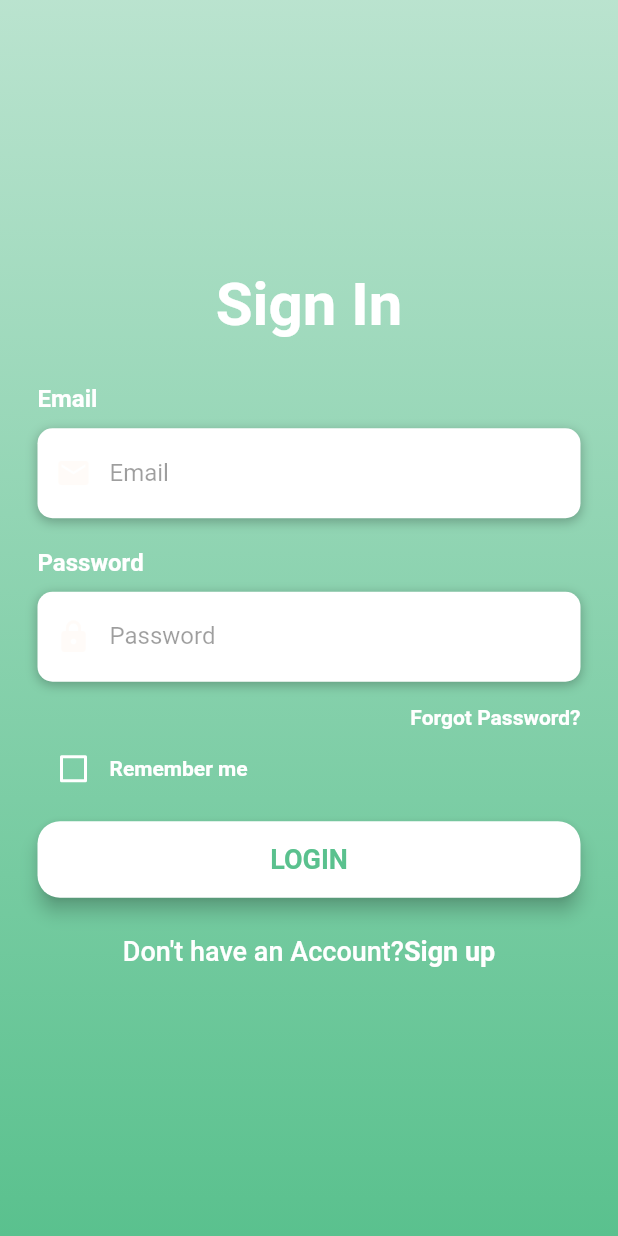
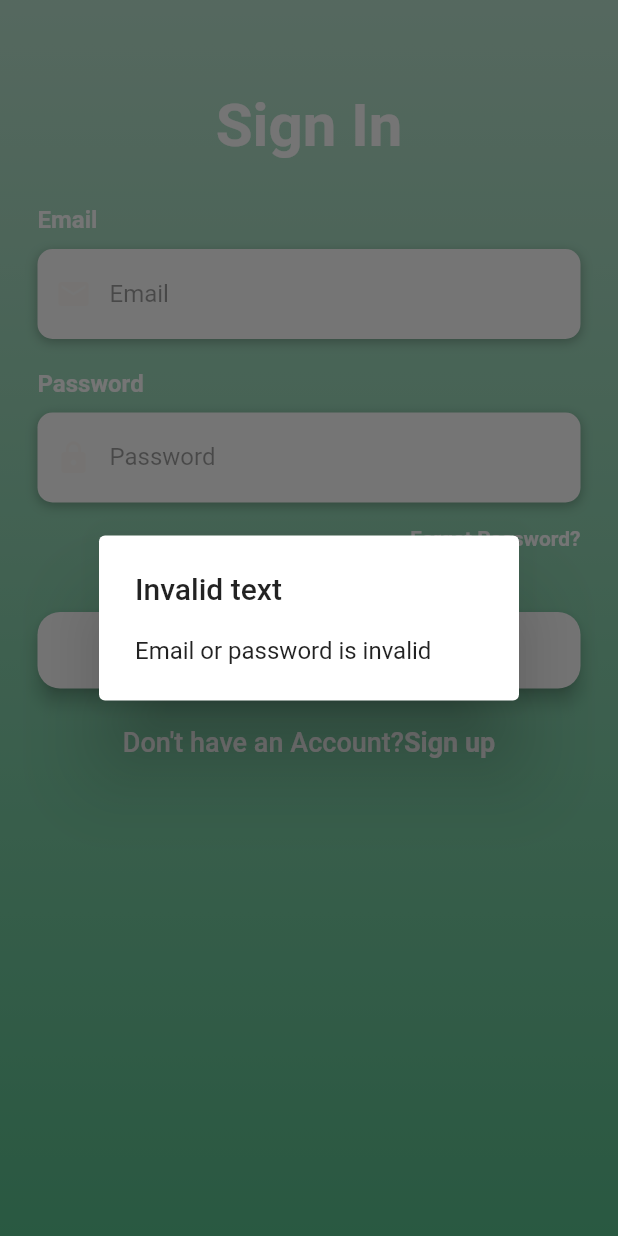
Before and after one commit to SolomonFlavius/FrigiderVirtual, a Flutter app: the screen it shows after launch, after a tap on "LOGIN", on a phone screen of 412 x 824 dp. Run offline on Flutter 3.47's test engine with Material 2 defaults, Android fonts, the phone set to English and light mode, and no system bars; our stand-ins replace cloud_firestore, firebase_auth, firebase_core, firebase_messaging, flutter_local_notifications; accounts and stored records are empty.

Commit message:
Auth Register and logout in profile

```diff
--- a/lib/auth.dart
+++ b/lib/auth.dart
@@ -1,6 +1,9 @@
 // ignore_for_file: prefer_const_constructors, deprecated_member_use
 import 'package:flutter/material.dart';
 import 'package:flutter/services.dart';
+import 'package:frigider_virtual/navbar.dart';
+import 'package:frigider_virtual/register.dart';
+import 'package:firebase_auth/firebase_auth.dart';
 
 class Auth extends StatefulWidget {
   @override
@@ -8,7 +11,13 @@ class Auth extends StatefulWidget {
 }
 
 class _AuthState extends State<Auth> {
+
+  //variabile
+  String email = '';
+  String password = '';
   bool isRememberMe = false;
+  bool emailValid = false;
+  bool passwordValid = false;
 
   Widget buildEmail() {
     return Column(
@@ -39,6 +48,12 @@ class _AuthState extends State<Auth> {
                 prefixIcon: Icon(Icons.email, color: Color(0xffac18e)),
                 hintText: 'Email',
                 hintStyle: TextStyle(color: Colors.black38)),
+                onChanged: (value) => setState(() {
+                  email = value;
+                  emailValid = RegExp(
+                      r"^[a-zA-Z0-9.a-zA-Z0-9.!#$%&'*+-/=?^_`{|}~]+@[a-zA-Z0-9]+\.[a-zA-Z]+")
+                  .hasMatch(email);
+                }),
           ),
         )
       ],
@@ -74,6 +89,10 @@ class _AuthState extends State<Auth> {
                 prefixIcon: Icon(Icons.lock, color: Color(0xffac18e)),
                 hintText: 'Password',
                 hintStyle: TextStyle(color: Colors.black38)),
+                onChanged: (value) => setState(() {
+                  password = value;
+                  passwordValid = password.length >= 8;
+                }),
           ),
         )
       ],
@@ -124,7 +143,23 @@ class _AuthState extends State<Auth> {
       width: double.infinity,
       child: RaisedButton(
         elevation: 5,
-        onPressed: () => print('Login Pressed'),
+        onPressed: ()
+        {
+          if(emailValid && passwordValid)
+          {
+            SignIn();
+
+          }
+          else
+          {
+            showDialog(
+                context: context,
+                builder: (_) => AlertDialog(
+                      title: Text('Invalid text'),
+                      content: Text('Email or password is invalid'),
+                    ));
+          }
+        },
         padding: EdgeInsets.all(15),
         shape: RoundedRectangleBorder(borderRadius: BorderRadius.circular(15)),
         color: Colors.white,
@@ -141,7 +176,14 @@ class _AuthState extends State<Auth> {
 
   Widget buildSignUp() {
     return GestureDetector(
-      onTap: () => print("Sign up pressed"),
+      onTap: ()
+      {
+        Navigator.push(
+          context,
+          MaterialPageRoute(
+              builder: (context) => Register()),
+        );
+      },
       child: RichText(
           text: TextSpan(children: [
         TextSpan(
@@ -160,6 +202,7 @@ class _AuthState extends State<Auth> {
 
   @override
   Widget build(BuildContext context) {
+
     return Scaffold(
         body: AnnotatedRegion<SystemUiOverlayStyle>(
       value: SystemUiOverlayStyle.light,
@@ -181,6 +224,7 @@ class _AuthState extends State<Auth> {
                     ])),
                 child: Container(
                   padding: EdgeInsets.symmetric(horizontal: 25, vertical: 60),
+                  child: SingleChildScrollView(
                   child: Column(
                     mainAxisAlignment: MainAxisAlignment.center,
                     children: <Widget>[
@@ -196,15 +240,37 @@ class _AuthState extends State<Auth> {
                       SizedBox(height: 20),
                       buildPassword(),
                       buildForgotPasswordButton(),
-                      BuildRemember(),
+                      //BuildRemember(),
                       buildLogin(),
                       buildSignUp(),
                     ],
                   ),
-                ))
+                )))
           ],
         ),
       ),
     ));
   }
+
+  Future SignIn() async{
+    try{
+    await FirebaseAuth.instance.signInWithEmailAndPassword(email: email, password: password);
+    Navigator.push(
+        context,
+        MaterialPageRoute(
+            builder: (context) => MyNavBar(
+                  title: '',
+                )),
+      );
+    } on FirebaseAuthException catch(e)
+    {
+      showDialog(
+          context: context,
+          builder: (_) => AlertDialog(
+                title: Text('Invalid account'),
+                content: Text('Email or password are wrong'),
+              ));
+    }
+  }
+
 }
```
